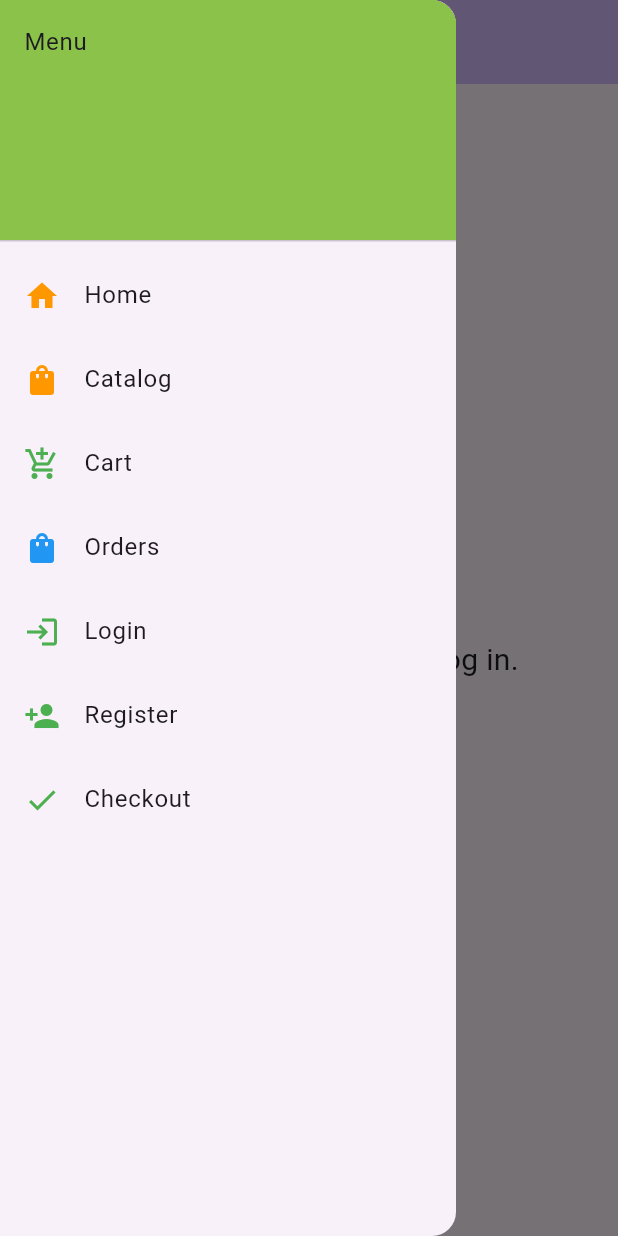
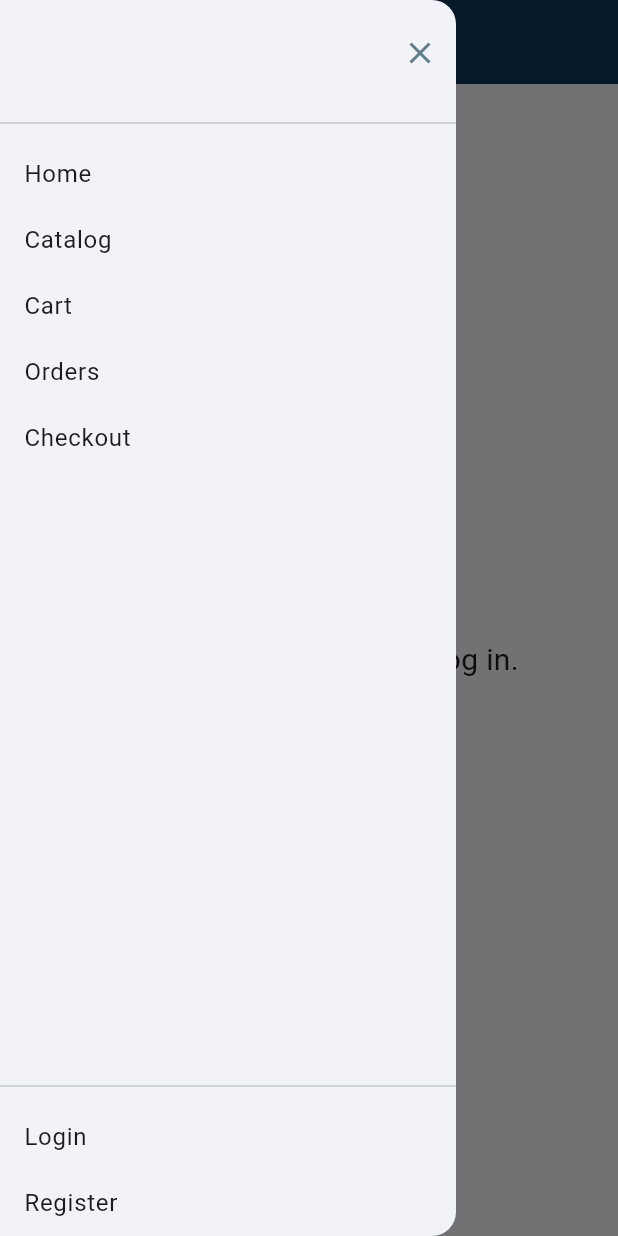
Before and after one commit to Elyn03/sticky-flutter-shop, a Flutter app: the screen it shows after launch, with the side drawer open, on a phone screen of 412 x 824 dp. Run offline on Flutter 3.47's test engine with Material 3 defaults, Android fonts, the phone set to English and light mode, and no system bars; our stand-ins replace firebase_auth, firebase_core, go_router; accounts and stored records are empty.

Commit message:
:lipstick: add some style

```diff
--- a/lib/main.dart
+++ b/lib/main.dart
@@ -2,6 +2,7 @@ import 'package:flutter/material.dart';
 import 'package:provider/provider.dart';
 import 'package:sticky_flutter_shop/core/router.dart';
 import 'package:firebase_core/firebase_core.dart';
+import 'package:sticky_flutter_shop/theme/app_theme.dart';
 import 'package:sticky_flutter_shop/viewModels/products_view_model.dart';
 import 'firebase_options.dart';
 
@@ -25,9 +26,7 @@ class MyApp extends StatelessWidget {
       ],
       child: MaterialApp.router(
         title: 'Flutter Shop',
-        theme: ThemeData(
-          colorScheme: ColorScheme.fromSeed(seedColor: Colors.deepPurple),
-        ),
+        theme: AppTheme.lightTheme,
         routerConfig: appRouter,
       )
     );
--- a/lib/models/products.dart
+++ b/lib/models/products.dart
@@ -29,5 +29,5 @@ class Product {
         );
     }
 
-    String get formattedPrice => '\$${price.toStringAsFixed(2)} €';
+    String get formattedPrice => '${price.toStringAsFixed(2)} €';
 }
--- a/lib/pages/cart_page.dart
+++ b/lib/pages/cart_page.dart
@@ -1,4 +1,5 @@
 import 'package:flutter/material.dart';
+import 'package:sticky_flutter_shop/widgets/app_bar.dart';
 import '../widgets/drawer.dart';
 
 class CartPage extends StatefulWidget {
@@ -12,10 +13,7 @@ class _CartPageState extends State<CartPage> {
   @override
   Widget build(BuildContext context) {
     return Scaffold(
-      appBar: AppBar(
-          backgroundColor: Theme.of(context).colorScheme.inversePrimary,
-          title: const Text("Cart")
-      ),
+      appBar: CustomAppBar(title: 'Cart Page'),
       drawer: const NavBar(),
       body: const Center(child: Text('Cart page')),
     );
--- a/lib/pages/checkout_page.dart
+++ b/lib/pages/checkout_page.dart
@@ -1,4 +1,5 @@
 import 'package:flutter/material.dart';
+import 'package:sticky_flutter_shop/widgets/app_bar.dart';
 import '../widgets/drawer.dart';
 
 class CheckoutPage extends StatefulWidget {
@@ -12,10 +13,7 @@ class _CheckoutPageState extends State<CheckoutPage> {
   @override
   Widget build(BuildContext context) {
     return Scaffold(
-      appBar: AppBar(
-          backgroundColor: Theme.of(context).colorScheme.inversePrimary,
-          title: const Text("Checkout")
-      ),
+      appBar: CustomAppBar(title: 'Checkout Page'),
       drawer: const NavBar(),
       body: const Center(child: Text('THE Checkout')),
     );
--- a/lib/pages/home_page.dart
+++ b/lib/pages/home_page.dart
@@ -1,5 +1,6 @@
 import 'package:flutter/material.dart';
 import 'package:provider/provider.dart';
+import 'package:sticky_flutter_shop/widgets/app_bar.dart';
 import '../widgets/drawer.dart';
 import 'package:firebase_auth/firebase_auth.dart';
 
@@ -16,10 +17,7 @@ class _HomePageState extends State<HomePage> {
     final user = FirebaseAuth.instance.currentUser;
 
     return Scaffold(
-      appBar: AppBar(
-          backgroundColor: Theme.of(context).colorScheme.inversePrimary,
-          title: const Text("Homepage")
-      ),
+      appBar: CustomAppBar(title: 'Home Page'),
       drawer: const NavBar(),
       body: Consumer(builder: (context, viewmodel, child) {
         return Center(
--- a/lib/pages/login_page.dart
+++ b/lib/pages/login_page.dart
@@ -1,6 +1,7 @@
 import 'package:flutter/material.dart';
 import 'package:firebase_auth/firebase_auth.dart';
 import 'package:go_router/go_router.dart';
+import 'package:sticky_flutter_shop/widgets/app_bar.dart';
 
 import '../widgets/drawer.dart';
 
@@ -91,10 +92,7 @@ class _LoginPageState extends State<LoginPage> {
   @override
   Widget build(BuildContext context) {
     return Scaffold(
-      appBar: AppBar(
-          backgroundColor: Theme.of(context).colorScheme.inversePrimary,
-          title: const Text("Homepage")
-      ),
+      appBar: CustomAppBar(title: 'Login Page'),
       drawer: const NavBar(),
       body: Padding(
         padding: const EdgeInsets.all(16.0),
--- a/lib/pages/orders_page.dart
+++ b/lib/pages/orders_page.dart
@@ -1,4 +1,5 @@
 import 'package:flutter/material.dart';
+import 'package:sticky_flutter_shop/widgets/app_bar.dart';
 import '../widgets/drawer.dart';
 
 class OrdersPage extends StatefulWidget {
@@ -12,10 +13,7 @@ class _OrdersPageState extends State<OrdersPage> {
   @override
   Widget build(BuildContext context) {
     return Scaffold(
-      appBar: AppBar(
-          backgroundColor: Theme.of(context).colorScheme.inversePrimary,
-          title: const Text("Orders")
-      ),
+      appBar: CustomAppBar(title: 'Orders Page'),
       drawer: const NavBar(),
       body: const Center(child: Text('Orders')),
     );
--- a/lib/pages/register_page.dart
+++ b/lib/pages/register_page.dart
@@ -1,6 +1,7 @@
 import 'package:flutter/material.dart';
 import 'package:firebase_auth/firebase_auth.dart';
 import 'package:go_router/go_router.dart';
+import 'package:sticky_flutter_shop/widgets/app_bar.dart';
 
 import '../widgets/drawer.dart';
 
@@ -107,10 +108,7 @@ class _RegisterPageState extends State<RegisterPage> {
   @override
   Widget build(BuildContext context) {
     return Scaffold(
-      appBar: AppBar(
-          backgroundColor: Theme.of(context).colorScheme.inversePrimary,
-          title: const Text("Register new account")
-      ),
+      appBar: CustomAppBar(title: "Register Page"),
       drawer: const NavBar(),
       body: Padding(
         padding: const EdgeInsets.all(16.0),
--- /dev/null
+++ b/lib/theme/app_theme.dart
@@ -0,0 +1,16 @@
+import 'package:flutter/material.dart';
+
+class AppTheme {
+  static ThemeData get lightTheme {
+    return ThemeData(
+      useMaterial3: true,
+
+      colorScheme: ColorScheme.fromSeed(
+        seedColor: const Color.fromARGB(255, 13, 54, 87),
+        brightness: Brightness.light,
+        primary: const Color.fromARGB(255, 13, 54, 87)
+      ),
+
+    );
+  }
+}
--- /dev/null
+++ b/lib/widgets/app_bar.dart
@@ -0,0 +1,30 @@
+import 'package:flutter/material.dart';
+import 'package:go_router/go_router.dart';
+import 'package:sticky_flutter_shop/theme/app_theme.dart';
+
+class CustomAppBar extends StatelessWidget implements PreferredSizeWidget {
+  final String title;
+  final String backButtonLink;
+
+  const CustomAppBar({super.key, required this.title, this.backButtonLink = ""});
+
+  @override
+  Widget build(BuildContext context) {
+    return AppBar(
+      backgroundColor: Theme.of(context).colorScheme.primary,
+      foregroundColor: Colors.white,
+      title: Text(title),
+      leading: backButtonLink.isNotEmpty
+          ? IconButton(
+              icon: const Icon(Icons.arrow_back),
+              onPressed: () {
+                context.go(backButtonLink);
+              },
+            )
+          : null,
+    );
+  }
+
+  @override
+  Size get preferredSize => const Size.fromHeight(kToolbarHeight);
+}
--- a/lib/widgets/drawer.dart
+++ b/lib/widgets/drawer.dart
@@ -15,65 +15,56 @@ class NavBar extends StatelessWidget {
     final user = FirebaseAuth.instance.currentUser;
 
     return Drawer(
-      child: ListView(
-        padding: EdgeInsets.zero,
+      child: Column(
         children: [
-          const DrawerHeader(
-            decoration: BoxDecoration(color: Colors.lightGreen),
-            child: Text("Menu"),
+          SizedBox(
+            height: 70,
+            child: Container(
+              color: Colors.transparent,
+              child: Align(
+                alignment: Alignment.centerRight,
+                child: IconButton(
+                  icon: const Icon(Icons.close, color: Colors.blueGrey),
+                  onPressed: () => Navigator.pop(context),
+                ),
+              ),
+            ),
           ),
 
-          ListTile(
-            leading: const Icon(Icons.home, color: Colors.orange),
-            title: const Text('Home'),
-            onTap: () => _go(context, '/'),
-          ),
-          ListTile(
-            leading: const Icon(Icons.shopping_bag, color: Colors.orange),
-            title: const Text('Catalog'),
-            onTap: () => _go(context, '/catalog'),
-          ),
-          ListTile(
-            leading: const Icon(Icons.add_shopping_cart, color: Colors.green),
-            title: const Text('Cart'),
-            onTap: () => _go(context, '/cart'),
-          ),
-          ListTile(
-            leading: const Icon(Icons.shopping_bag, color: Colors.blue),
-            title: const Text('Orders'),
-            onTap: () => _go(context, '/orders'),
-          ),
+          const Divider(height: 24, thickness: 1),
+
+          _navItem("Home", () => _go(context, '/')),
+          _navItem("Catalog", () => _go(context, '/catalog')),
+          _navItem("Cart", () => _go(context, '/cart')),
+          _navItem("Orders", () => _go(context, '/orders')),
+          _navItem("Checkout", () => _go(context, '/checkout')),
+
+          const Spacer(),
+          const Divider(height: 24, thickness: 1),
 
           if (user == null) ...[
-            ListTile(
-              leading: const Icon(Icons.login, color: Colors.green),
-              title: const Text('Login'),
-              onTap: () => _go(context, '/login'),
-            ),
-            ListTile(
-              leading: const Icon(Icons.person_add, color: Colors.green),
-              title: const Text('Register'),
-              onTap: () => _go(context, '/register'),
-            ),
-          ]
-          else ...[
-            ListTile(
-              leading: const Icon(Icons.logout, color: Colors.red),
-              title: const Text('Logout'),
-              onTap: () async {
-                await FirebaseAuth.instance.signOut();
-                _go(context, '/');
-              },
-            ),
+            _navItem("Login", () => _go(context, '/login')),
+            _navItem("Register", () => _go(context, '/register')),
+          ] else ...[
+            _navItem("Logout", () async {
+              await FirebaseAuth.instance.signOut();
+              _go(context, '/');
+            }),
           ],
-
-          ListTile(
-            leading: const Icon(Icons.check, color: Colors.green),
-            title: const Text('Checkout'),
-            onTap: () => _go(context, '/checkout'),
-          ),
         ],
       ),
     );
   }
+
+  Widget _navItem(String label, VoidCallback onTap) {
+    return ListTile(
+      title: Text(
+        label,
+        style: const TextStyle(fontSize: 16),
+      ),
+      onTap: onTap,
+      dense: true,
+      visualDensity: const VisualDensity(vertical: -1),
+    );
+  }
 }
```
Also changed, not shown: assets/mock/products.json (+122 -62 lines), lib/pages/catalog_page.dart (+66 -28 lines), lib/pages/product_page.dart (+50 -10 lines).
